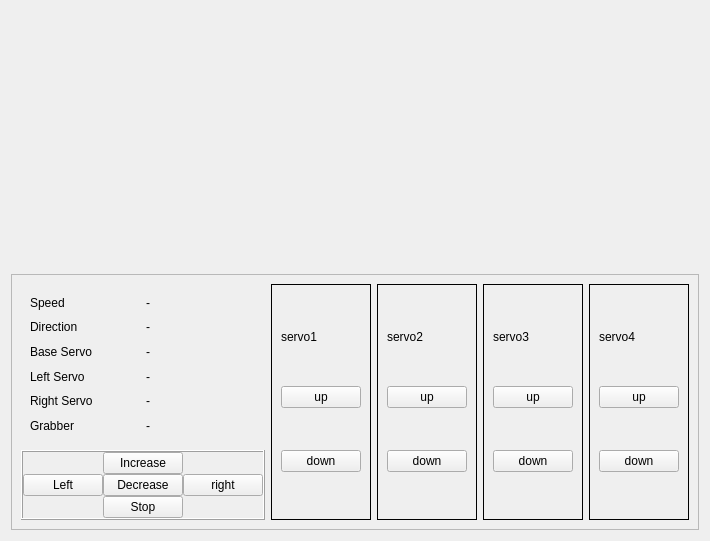
First picture: the form in controlPage.ui, repository duqcyxwd/LeapRobot, before the edit.
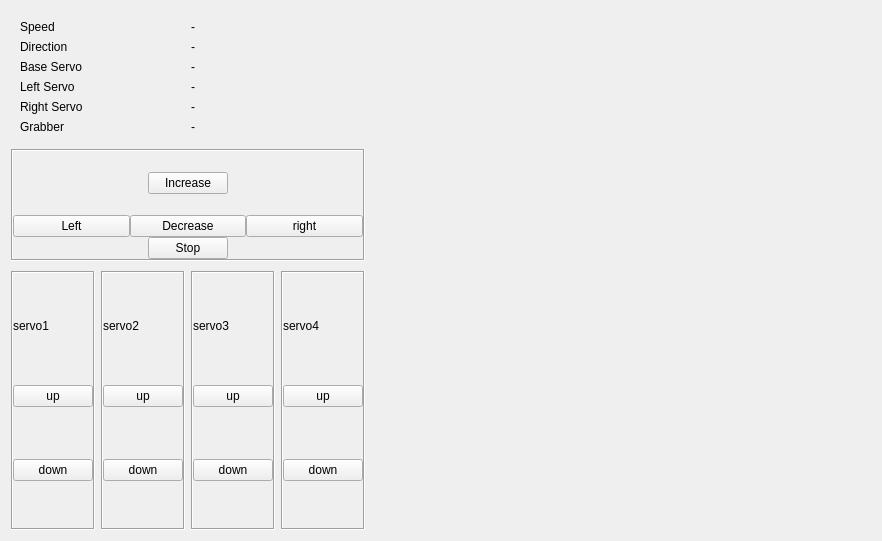
Second picture: the form after the edit.

```diff
--- a/controlPage.ui
+++ b/controlPage.ui
@@ -6,7 +6,7 @@
    <rect>
     <x>0</x>
     <y>0</y>
-    <width>690</width>
+    <width>716</width>
     <height>541</height>
    </rect>
   </property>
@@ -24,12 +24,16 @@
     <layout class="QHBoxLayout" name="horizontalLayout_4">
      <item>
       <widget class="QWidget" name="widget_2" native="true">
-       <layout class="QVBoxLayout" name="carLayout"/>
-      </widget>
-     </item>
-     <item>
-      <widget class="QWidget" name="widget" native="true">
-       <layout class="QVBoxLayout" name="robothandLayout">
+       <property name="sizePolicy">
+        <sizepolicy hsizetype="Minimum" vsizetype="Preferred">
+         <horstretch>0</horstretch>
+         <verstretch>0</verstretch>
+        </sizepolicy>
+       </property>
+       <layout class="QVBoxLayout" name="carLayout">
+        <property name="spacing">
+         <number>0</number>
+        </property>
         <property name="leftMargin">
          <number>0</number>
         </property>
@@ -42,20 +46,6 @@
         <property name="bottomMargin">
          <number>0</number>
         </property>
-       </layout>
-      </widget>
-     </item>
-    </layout>
-   </item>
-   <item>
-    <widget class="QFrame" name="frame">
-     <property name="frameShape">
-      <enum>QFrame::StyledPanel</enum>
-     </property>
-     <property name="frameShadow">
-      <enum>QFrame::Raised</enum>
-     </property>
-     <layout class="QHBoxLayout" name="horizontalLayout_3">
       <item>
        <widget class="QWidget" name="widget_3" native="true">
         <property name="sizePolicy">
@@ -75,7 +65,7 @@
           <number>0</number>
          </property>
          <property name="bottomMargin">
-          <number>0</number>
+            <number>10</number>
          </property>
          <item>
           <widget class="QWidget" name="widget_4" native="true">
@@ -170,7 +160,7 @@
          <item>
           <widget class="QFrame" name="carControl">
            <property name="sizePolicy">
-            <sizepolicy hsizetype="Fixed" vsizetype="Fixed">
+              <sizepolicy hsizetype="Expanding" vsizetype="Expanding">
              <horstretch>0</horstretch>
              <verstretch>0</verstretch>
             </sizepolicy>
@@ -179,7 +169,7 @@
             <enum>QFrame::Box</enum>
            </property>
            <property name="frameShadow">
-            <enum>QFrame::Raised</enum>
+              <enum>QFrame::Sunken</enum>
            </property>
            <layout class="QVBoxLayout" name="verticalLayout">
             <property name="spacing">
@@ -295,11 +285,53 @@
        </widget>
       </item>
       <item>
+         <widget class="QFrame" name="frame">
+          <property name="frameShape">
+           <enum>QFrame::NoFrame</enum>
+          </property>
+          <property name="frameShadow">
+           <enum>QFrame::Raised</enum>
+          </property>
+          <layout class="QHBoxLayout" name="horizontalLayout_3">
+           <property name="leftMargin">
+            <number>0</number>
+           </property>
+           <property name="topMargin">
+            <number>0</number>
+           </property>
+           <property name="rightMargin">
+            <number>0</number>
+           </property>
+           <property name="bottomMargin">
+            <number>0</number>
+           </property>
+           <item>
        <widget class="QFrame" name="verticalFrame_1">
+             <property name="sizePolicy">
+              <sizepolicy hsizetype="Expanding" vsizetype="Expanding">
+               <horstretch>0</horstretch>
+               <verstretch>0</verstretch>
+              </sizepolicy>
+             </property>
         <property name="frameShape">
          <enum>QFrame::Box</enum>
         </property>
+             <property name="frameShadow">
+              <enum>QFrame::Sunken</enum>
+             </property>
         <layout class="QVBoxLayout" name="verticalLayout_8">
+              <property name="leftMargin">
+               <number>0</number>
+              </property>
+              <property name="topMargin">
+               <number>0</number>
+              </property>
+              <property name="rightMargin">
+               <number>0</number>
+              </property>
+              <property name="bottomMargin">
+               <number>0</number>
+              </property>
          <item>
           <widget class="QLabel" name="label_6">
            <property name="sizePolicy">
@@ -338,10 +370,31 @@
       </item>
       <item>
        <widget class="QFrame" name="verticalFrame_2">
+             <property name="sizePolicy">
+              <sizepolicy hsizetype="Expanding" vsizetype="Expanding">
+               <horstretch>0</horstretch>
+               <verstretch>0</verstretch>
+              </sizepolicy>
+             </property>
         <property name="frameShape">
          <enum>QFrame::Box</enum>
         </property>
+             <property name="frameShadow">
+              <enum>QFrame::Sunken</enum>
+             </property>
         <layout class="QVBoxLayout" name="verticalLayout_9">
+              <property name="leftMargin">
+               <number>0</number>
+              </property>
+              <property name="topMargin">
+               <number>0</number>
+              </property>
+              <property name="rightMargin">
+               <number>0</number>
+              </property>
+              <property name="bottomMargin">
+               <number>0</number>
+              </property>
          <item>
           <widget class="QLabel" name="label_7">
            <property name="sizePolicy">
@@ -380,10 +433,31 @@
       </item>
       <item>
        <widget class="QFrame" name="verticalFrame_3">
+             <property name="sizePolicy">
+              <sizepolicy hsizetype="Expanding" vsizetype="Expanding">
+               <horstretch>0</horstretch>
+               <verstretch>0</verstretch>
+              </sizepolicy>
+             </property>
         <property name="frameShape">
          <enum>QFrame::Box</enum>
         </property>
+             <property name="frameShadow">
+              <enum>QFrame::Sunken</enum>
+             </property>
         <layout class="QVBoxLayout" name="verticalLayout_10">
+              <property name="leftMargin">
+               <number>0</number>
+              </property>
+              <property name="topMargin">
+               <number>0</number>
+              </property>
+              <property name="rightMargin">
+               <number>0</number>
+              </property>
+              <property name="bottomMargin">
+               <number>0</number>
+              </property>
          <item>
           <widget class="QLabel" name="label_8">
            <property name="sizePolicy">
@@ -422,10 +496,31 @@
       </item>
       <item>
        <widget class="QFrame" name="verticalFrame_4">
+             <property name="sizePolicy">
+              <sizepolicy hsizetype="Expanding" vsizetype="Expanding">
+               <horstretch>0</horstretch>
+               <verstretch>0</verstretch>
+              </sizepolicy>
+             </property>
         <property name="frameShape">
          <enum>QFrame::Box</enum>
         </property>
+             <property name="frameShadow">
+              <enum>QFrame::Sunken</enum>
+             </property>
         <layout class="QVBoxLayout" name="verticalLayout_7">
+              <property name="leftMargin">
+               <number>0</number>
+              </property>
+              <property name="topMargin">
+               <number>0</number>
+              </property>
+              <property name="rightMargin">
+               <number>0</number>
+              </property>
+              <property name="bottomMargin">
+               <number>0</number>
+              </property>
          <item>
           <widget class="QLabel" name="label_5">
            <property name="sizePolicy">
@@ -464,6 +559,41 @@
       </item>
      </layout>
     </widget>
+        </item>
+       </layout>
+      </widget>
+     </item>
+     <item>
+      <widget class="QWidget" name="widget" native="true">
+       <property name="sizePolicy">
+        <sizepolicy hsizetype="Expanding" vsizetype="Expanding">
+         <horstretch>0</horstretch>
+         <verstretch>0</verstretch>
+        </sizepolicy>
+       </property>
+       <property name="minimumSize">
+        <size>
+         <width>500</width>
+         <height>500</height>
+        </size>
+       </property>
+       <layout class="QVBoxLayout" name="robothandLayout">
+        <property name="leftMargin">
+         <number>0</number>
+        </property>
+        <property name="topMargin">
+         <number>0</number>
+        </property>
+        <property name="rightMargin">
+         <number>0</number>
+        </property>
+        <property name="bottomMargin">
+         <number>0</number>
+        </property>
+       </layout>
+      </widget>
+     </item>
+    </layout>
    </item>
   </layout>
  </widget>
```
Left out of the diff: 1 changed line with no effect on the pictures. Lines whose indentation alone changed are shown as unchanged.
